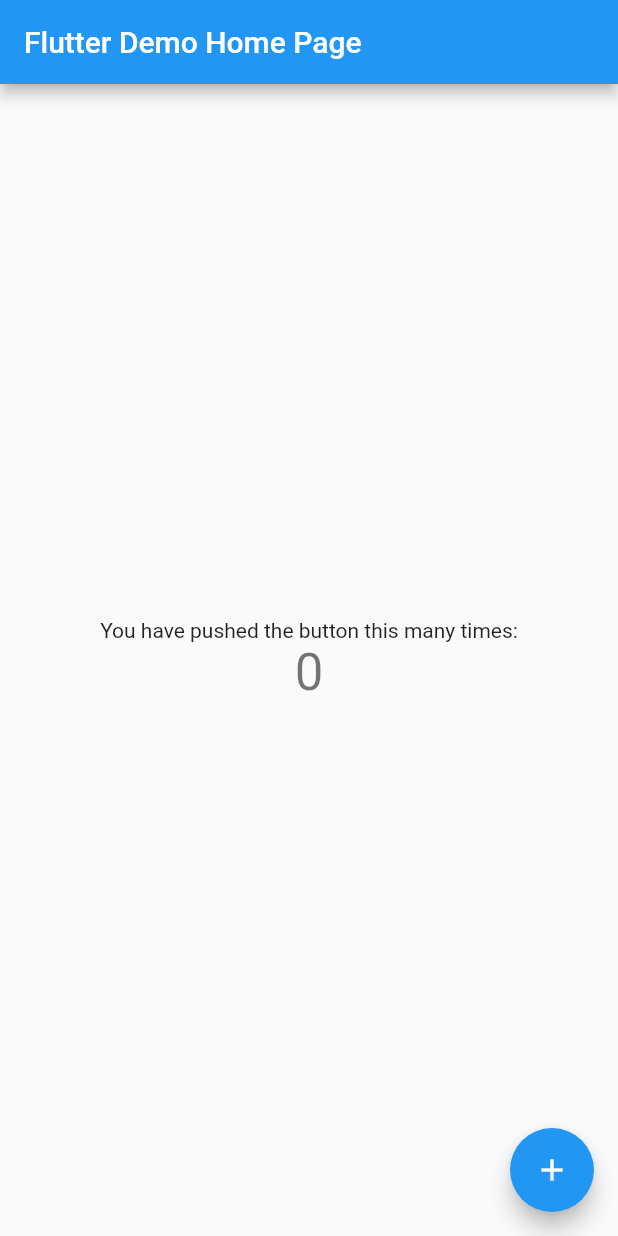
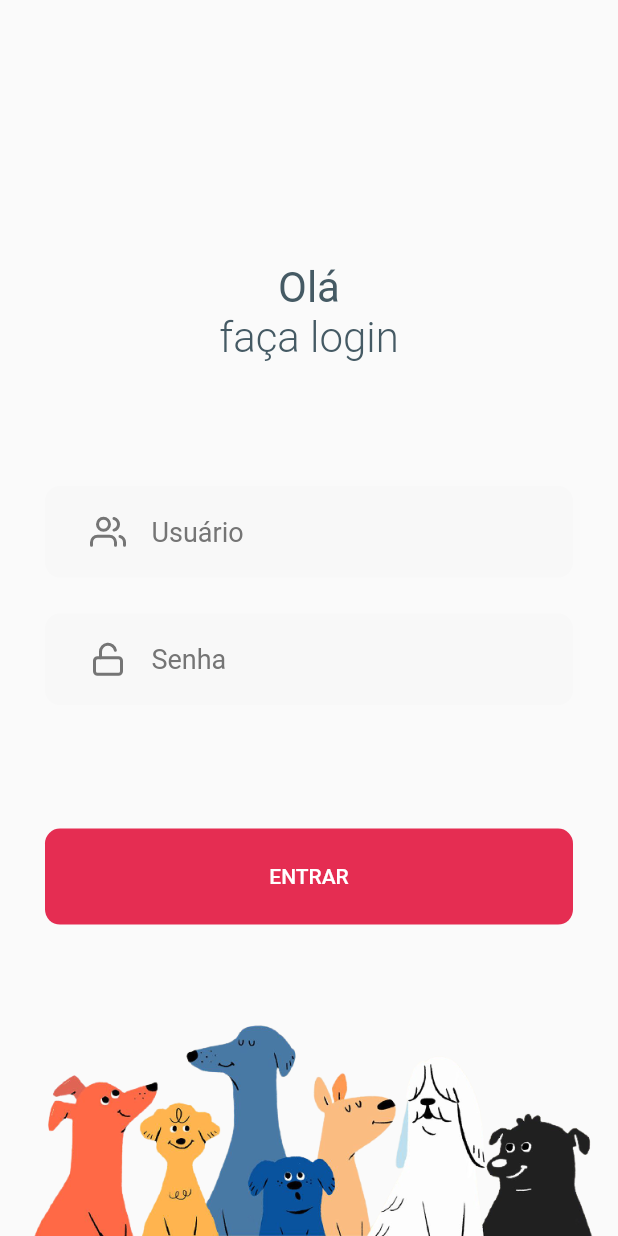
Before and after one commit to pampacare/app.pampacare, a Flutter app: the screen it shows after launch, on a phone screen of 412 x 824 dp. Run offline on Flutter 3.47's test engine with Material 2 defaults, Android fonts, the light colour scheme and no system bars; our stand-ins replace flutter_svg, get_it.

Commit message:
feat: layout of splash and login pages

```diff
--- /dev/null
+++ b/lib/app/pages/components/default_button.dart
@@ -0,0 +1,28 @@
+import 'package:flutter/material.dart';
+import 'package:pampacare/app/shared/theme/app_colors.dart';
+import 'package:pampacare/app/shared/utils/screen_size.dart';
+
+class DefaultButton extends StatelessWidget {
+  final void Function() onPressed;
+  final String title;
+  const DefaultButton({
+    Key? key,
+    required this.onPressed,
+    required this.title,
+  }) : super(key: key);
+
+  @override
+  Widget build(BuildContext context) {
+    return TextButton(
+        onPressed: onPressed,
+        style: ButtonStyle(
+          fixedSize: MaterialStateProperty.all(
+              Size(ScreenSize.screenWidthSize(context) - 60, 64)),
+          shape: MaterialStateProperty.all(RoundedRectangleBorder(
+            borderRadius: BorderRadius.circular(10),
+          )),
+          backgroundColor: MaterialStateProperty.all<Color>(AppColors.primary),
+        ),
+        child: Text(title, style: TextStyle(color: AppColors.white)));
+  }
+}
--- /dev/null
+++ b/lib/app/pages/components/default_text_field.dart
@@ -0,0 +1,51 @@
+import 'package:flutter/material.dart';
+import 'package:flutter_svg/flutter_svg.dart';
+import 'package:pampacare/app/shared/theme/app_colors.dart';
+
+class DefaultTextField extends StatefulWidget {
+  final String? hint;
+  final String? icon;
+  final void Function(String)? onChanged;
+  const DefaultTextField({Key? key, this.hint, this.icon, this.onChanged})
+      : super(key: key);
+
+  @override
+  _DefaultTextFieldState createState() => _DefaultTextFieldState();
+}
+
+class _DefaultTextFieldState extends State<DefaultTextField> {
+  @override
+  Widget build(BuildContext context) {
+    return Container(
+      margin: EdgeInsets.symmetric(horizontal: 30),
+      decoration: BoxDecoration(
+        borderRadius: BorderRadius.circular(10),
+        color: AppColors.textField,
+      ),
+      child: TextFormField(
+        onChanged: widget.onChanged,
+        decoration: InputDecoration(
+          hintText: widget.hint,
+          hintStyle: TextStyle(color: AppColors.hintText, fontSize: 18),
+          contentPadding: EdgeInsets.all(20),
+          prefixIconConstraints: BoxConstraints(
+            maxHeight: 24,
+            //maxWidth: 24
+          ),
+          prefixIcon: widget.icon != null
+              ? Padding(
+                  padding: const EdgeInsets.only(left: 30.0, right: 17),
+                  child: SvgPicture.asset(
+                    widget.icon!,
+                    fit: BoxFit.fitHeight,
+                  ),
+                )
+              : null,
+          border: InputBorder.none,
+          enabledBorder: InputBorder.none,
+          focusedBorder: InputBorder.none,
+        ),
+      ),
+    );
+  }
+}
--- /dev/null
+++ b/lib/app/pages/login/login_page.dart
@@ -0,0 +1,61 @@
+import 'package:flutter/material.dart';
+import 'package:pampacare/app/pages/components/default_button.dart';
+import 'package:pampacare/app/pages/components/default_text_field.dart';
+import 'package:pampacare/app/shared/theme/app_colors.dart';
+import 'package:pampacare/app/shared/theme/app_icons.dart';
+import 'package:pampacare/app/shared/theme/app_images.dart';
+import 'package:pampacare/app/shared/utils/screen_size.dart';
+
+class LoginPage extends StatefulWidget {
+  const LoginPage({Key? key}) : super(key: key);
+
+  @override
+  _LoginPageState createState() => _LoginPageState();
+}
+
+class _LoginPageState extends State<LoginPage> {
+  @override
+  Widget build(BuildContext context) {
+    return Scaffold(
+      body: SingleChildScrollView(
+        child: SizedBox(
+          height: ScreenSize.screenHeightSize(context),
+          child: Column(
+            mainAxisAlignment: MainAxisAlignment.end,
+            children: [
+              Text('Olá',
+                  style: TextStyle(color: AppColors.text, fontSize: 28)),
+              Text('faça login',
+                  style: TextStyle(
+                      color: AppColors.text,
+                      fontSize: 28,
+                      fontWeight: FontWeight.w300)),
+              SizedBox(
+                height: ScreenSize.screenWidthSize(context) * 0.2,
+              ),
+              DefaultTextField(hint: 'Usuário', icon: AppIcons.users),
+              SizedBox(
+                height: 24,
+              ),
+              DefaultTextField(
+                hint: 'Senha',
+                icon: AppIcons.unlock,
+              ),
+              SizedBox(
+                height: ScreenSize.screenWidthSize(context) * 0.2,
+              ),
+              DefaultButton(onPressed: () {}, title: 'ENTRAR'),
+              SizedBox(
+                height: 34,
+              ),
+              Image.asset(
+                AppImages.dogs,
+                fit: BoxFit.contain,
+              )
+            ],
+          ),
+        ),
+      ),
+    );
+  }
+}
--- /dev/null
+++ b/lib/app/pages/splash/splash_page.dart
@@ -0,0 +1,43 @@
+import 'package:flutter/material.dart';
+import 'package:flutter_svg/flutter_svg.dart';
+import 'package:pampacare/app/shared/theme/app_colors.dart';
+import 'package:pampacare/app/shared/theme/app_gifs.dart';
+import 'package:pampacare/app/shared/theme/app_icons.dart';
+
+class SplashPage extends StatefulWidget {
+  const SplashPage({Key? key}) : super(key: key);
+
+  @override
+  _SplashPageState createState() => _SplashPageState();
+}
+
+class _SplashPageState extends State<SplashPage> {
+  @override
+  void initState() {
+    super.initState();
+    Future.delayed(Duration(seconds: 5), () {
+      Navigator.pushReplacementNamed(context, '/login');
+    });
+  }
+
+  @override
+  Widget build(BuildContext context) {
+    return Material(
+      child: Container(
+          color: AppColors.primary,
+          child: Column(
+            mainAxisAlignment: MainAxisAlignment.spaceBetween,
+            children: [
+              SizedBox(),
+              SvgPicture.asset(
+                AppIcons.logo,
+              ),
+              Image.asset(
+                AppGifs.splash,
+                fit: BoxFit.contain,
+              )
+            ],
+          )),
+    );
+  }
+}
--- /dev/null
+++ b/lib/app/shared/container/injection.dart
@@ -0,0 +1,7 @@
+import 'package:get_it/get_it.dart';
+
+class Injection {
+  final getIt = GetIt.instance;
+
+  setup() {}
+}
--- /dev/null
+++ b/lib/app/shared/theme/app_colors.dart
@@ -0,0 +1,14 @@
+import 'package:flutter/material.dart';
+
+class AppColors {
+  static const Color primary = Color(0xFFE52D52);
+  static const Color primary70 = Color(0xFFE3576C);
+  static const Color purple = Color(0xFFE3576C);
+  static const Color blue = Color(0xFF94B5FF);
+  static const Color white = Color(0xFFFFFFFF);
+  static const Color grey10 = Color(0xFFF5F5F5);
+  static const Color textField = Color(0xFFF8F8F8);
+  static const Color black = Color(0xFF000000);
+  static const Color text = Color(0xFF455A64);
+  static const Color hintText = Color(0xFF757575);
+}
--- /dev/null
+++ b/lib/app/shared/theme/app_gifs.dart
@@ -0,0 +1,6 @@
+class AppGifs {
+  static String get path => 'assets/gif';
+  static String get png => 'gif';
+
+  static String get splash => '$path/splash.$png';
+}
--- /dev/null
+++ b/lib/app/shared/theme/app_icons.dart
@@ -0,0 +1,9 @@
+class AppIcons {
+  static String get path => 'assets/icons';
+  static String get png => 'png';
+  static String get svg => 'svg';
+
+  static String get logo => '$path/logo.$svg';
+  static String get unlock => '$path/unlock.$svg';
+  static String get users => '$path/users.$svg';
+}
--- /dev/null
+++ b/lib/app/shared/theme/app_images.dart
@@ -0,0 +1,6 @@
+class AppImages {
+  static String get path => 'assets/images';
+  static String get png => 'png';
+
+  static String get dogs => '$path/dogs.$png';
+}
--- /dev/null
+++ b/lib/app/shared/utils/screen_size.dart
@@ -0,0 +1,8 @@
+import 'package:flutter/cupertino.dart';
+
+class ScreenSize {
+  static double screenWidthSize(BuildContext context) =>
+      MediaQuery.of(context).size.width;
+  static double screenHeightSize(BuildContext context) =>
+      MediaQuery.of(context).size.height;
+}
--- a/lib/main.dart
+++ b/lib/main.dart
@@ -1,113 +1,28 @@
 import 'package:flutter/material.dart';
+import 'package:pampacare/app/pages/login/login_page.dart';
+import 'package:pampacare/app/pages/splash/splash_page.dart';
+import 'package:pampacare/app/shared/container/injection.dart';
+import 'package:pampacare/app/shared/theme/app_colors.dart';
 
 void main() {
+  Injection().setup();
   runApp(MyApp());
 }
 
 class MyApp extends StatelessWidget {
-  // This widget is the root of your application.
   @override
   Widget build(BuildContext context) {
     return MaterialApp(
-      title: 'Flutter Demo',
+      debugShowCheckedModeBanner: false,
       theme: ThemeData(
-        // This is the theme of your application.
-        //
-        // Try running your application with "flutter run". You'll see the
-        // application has a blue toolbar. Then, without quitting the app, try
-        // changing the primarySwatch below to Colors.green and then invoke
-        // "hot reload" (press "r" in the console where you ran "flutter run",
-        // or simply save your changes to "hot reload" in a Flutter IDE).
-        // Notice that the counter didn't reset back to zero; the application
-        // is not restarted.
-        primarySwatch: Colors.blue,
+        backgroundColor: AppColors.white,
+        primaryColor: AppColors.primary,
       ),
-      home: MyHomePage(title: 'Flutter Demo Home Page'),
+      initialRoute: '/splash',
+      routes: {
+        '/splash': (context) => SplashPage(),
+        '/login': (context) => LoginPage(),
+      },
     );
   }
 }
-
-class MyHomePage extends StatefulWidget {
-  MyHomePage({Key? key, required this.title}) : super(key: key);
-
-  // This widget is the home page of your application. It is stateful, meaning
-  // that it has a State object (defined below) that contains fields that affect
-  // how it looks.
-
-  // This class is the configuration for the state. It holds the values (in this
-  // case the title) provided by the parent (in this case the App widget) and
-  // used by the build method of the State. Fields in a Widget subclass are
-  // always marked "final".
-
-  final String title;
-
-  @override
-  _MyHomePageState createState() => _MyHomePageState();
-}
-
-class _MyHomePageState extends State<MyHomePage> {
-  int _counter = 0;
-
-  void _incrementCounter() {
-    setState(() {
-      // This call to setState tells the Flutter framework that something has
-      // changed in this State, which causes it to rerun the build method below
-      // so that the display can reflect the updated values. If we changed
-      // _counter without calling setState(), then the build method would not be
-      // called again, and so nothing would appear to happen.
-      _counter++;
-    });
-  }
-
-  @override
-  Widget build(BuildContext context) {
-    // This method is rerun every time setState is called, for instance as done
-    // by the _incrementCounter method above.
-    //
-    // The Flutter framework has been optimized to make rerunning build methods
-    // fast, so that you can just rebuild anything that needs updating rather
-    // than having to individually change instances of widgets.
-    return Scaffold(
-      appBar: AppBar(
-        // Here we take the value from the MyHomePage object that was created by
-        // the App.build method, and use it to set our appbar title.
-        title: Text(widget.title),
-      ),
-      body: Center(
-        // Center is a layout widget. It takes a single child and positions it
-        // in the middle of the parent.
-        child: Column(
-          // Column is also a layout widget. It takes a list of children and
-          // arranges them vertically. By default, it sizes itself to fit its
-          // children horizontally, and tries to be as tall as its parent.
-          //
-          // Invoke "debug painting" (press "p" in the console, choose the
-          // "Toggle Debug Paint" action from the Flutter Inspector in Android
-          // Studio, or the "Toggle Debug Paint" command in Visual Studio Code)
-          // to see the wireframe for each widget.
-          //
-          // Column has various properties to control how it sizes itself and
-          // how it positions its children. Here we use mainAxisAlignment to
-          // center the children vertically; the main axis here is the vertical
-          // axis because Columns are vertical (the cross axis would be
-          // horizontal).
-          mainAxisAlignment: MainAxisAlignment.center,
-          children: <Widget>[
-            Text(
-              'You have pushed the button this many times:',
-            ),
-            Text(
-              '$_counter',
-              style: Theme.of(context).textTheme.headline4,
-            ),
-          ],
-        ),
-      ),
-      floatingActionButton: FloatingActionButton(
-        onPressed: _incrementCounter,
-        tooltip: 'Increment',
-        child: Icon(Icons.add),
-      ), // This trailing comma makes auto-formatting nicer for build methods.
-    );
-  }
-}
```
Also changed, not shown: pubspec.yaml (+7 -26 lines), assets/gif/splash.gif (added), assets/icons/logo.svg (added), assets/icons/unlock.svg (added), assets/icons/users.svg (added), assets/images/dogs.png (added), pubspec.lock.
